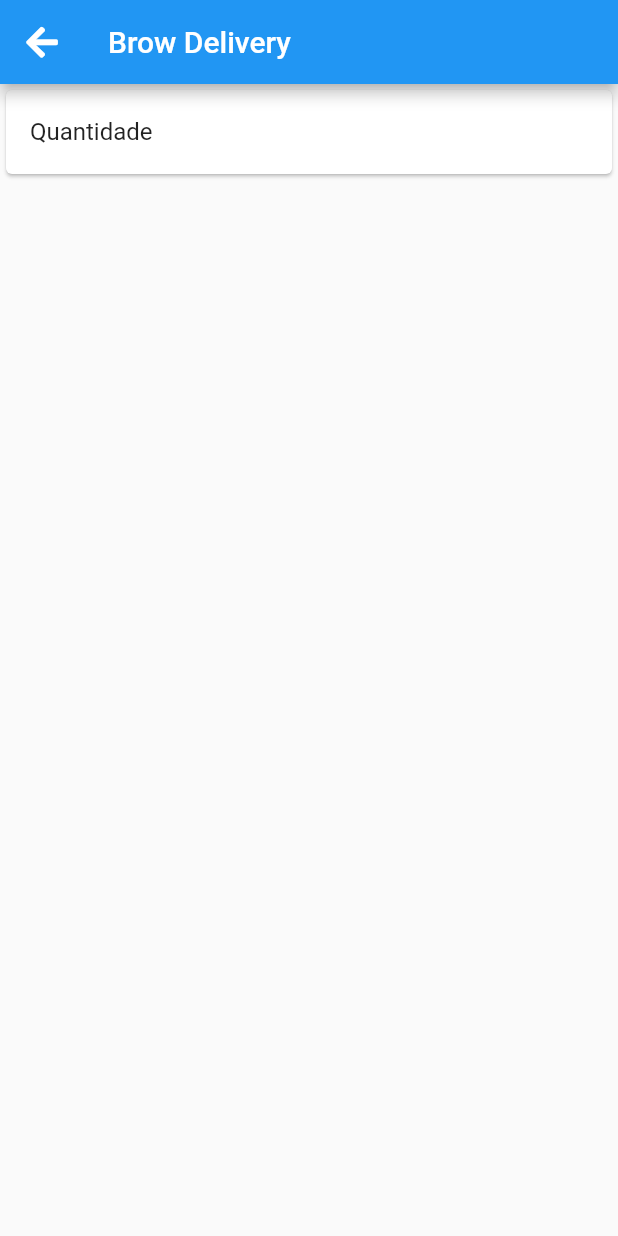
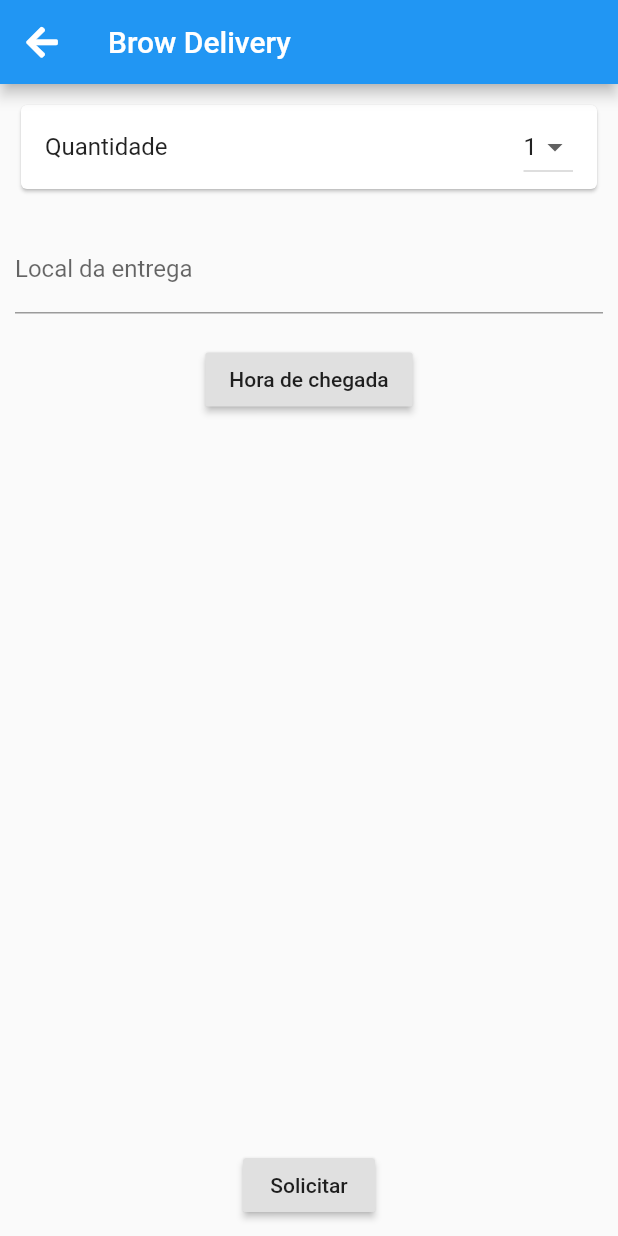
Before and after one commit to ademir2011/browdelivery, a Flutter app: the Cart screen opened directly, on a phone screen of 412 x 824 dp. Run offline on Flutter 3.47's test engine with Material 2 defaults, Android fonts, the phone set to English and light mode, and no system bars; our stand-ins replace font_awesome_flutter.

Commit message:
tela de solicitação do pedido

```diff
--- a/lib/ui/cart.dart
+++ b/lib/ui/cart.dart
@@ -7,6 +7,9 @@ class Cart extends StatefulWidget {
 }
 
 class _CartState extends State<Cart> {
+  String defaultValue = "1";
+  TimeOfDay horarioChegada;
+
   @override
   Widget build(BuildContext context) {
     return Scaffold(
@@ -30,14 +33,71 @@ class _CartState extends State<Cart> {
   }
 
   Widget buildList() {
-    return ListView(
+    return Padding(
+      padding: EdgeInsets.all(10.0),
+      child: Column(
+        mainAxisAlignment: MainAxisAlignment.spaceBetween,
+        children: <Widget>[
+          Column(
             children: <Widget>[
               Card(
                 child: ListTile(
                   title: Text("Quantidade"),
+                  trailing: DropdownButton(
+                    value: defaultValue,
+                    onChanged: (String newValue) {
+                      setState(() {
+                        defaultValue = newValue;
+                      });
+                    },
+                    items: ["1", "2", "3", "4"].map((item) {
+                      return DropdownMenuItem(
+                        value: item,
+                        child: Text(item),
+                      );
+                    }).toList(),
                   ),
                 ),
+              ),
+              SizedBox(
+                height: 20.0,
+              ),
+              TextField(
+                decoration: InputDecoration(
+                  labelText: 'Local da entrega',
+                ),
+              ),
+              SizedBox(
+                height: 20.0,
+              ),
+              Row(
+                mainAxisAlignment: MainAxisAlignment.center,
+                children: <Widget>[
+                  RaisedButton(
+                    child: Text(horarioChegada == null
+                        ? 'Hora de chegada'
+                        : "${horarioChegada.hour}:${horarioChegada.minute}"),
+                    onPressed: () async {
+                      TimeOfDay tod = await showTimePicker(
+                        context: context,
+                        initialTime: TimeOfDay.now(),
+                      );
+
+                      setState(() {
+                        horarioChegada = tod;
+                      });
+                    },
+                  ),
                 ],
+              ),
+            ],
+          ),
+          RaisedButton(
+            child: Text('Solicitar'),
+            onPressed: () {},
+          )
+        ],
+      ),
     );
   }
 }
```
Lines whose indentation alone changed are shown as unchanged.
